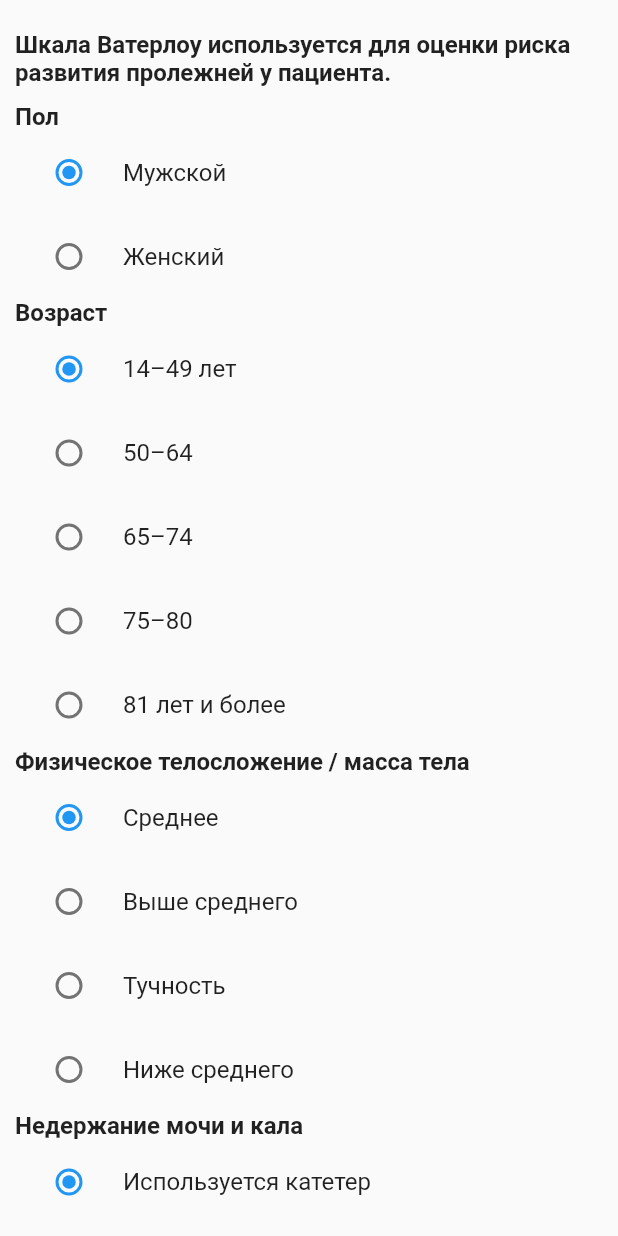
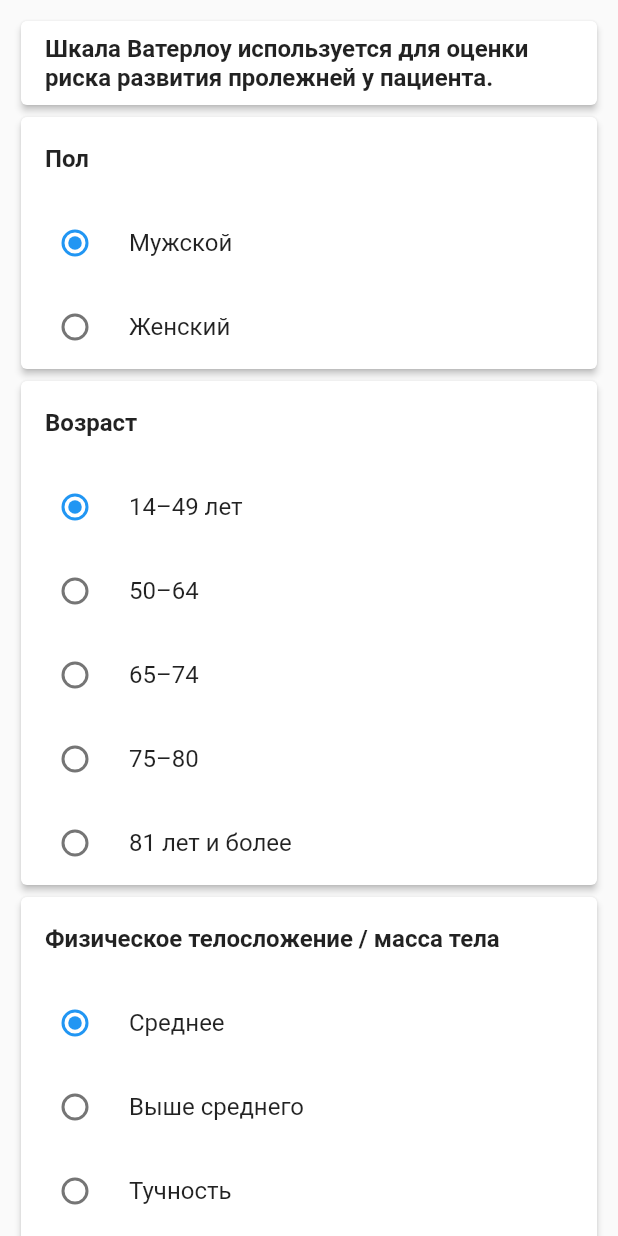
Before and after one commit to lyahoff/RehabilitologyApp, a Flutter app: the WaterlowLogic widget shown alone on an empty page, opened directly, on a phone screen of 412 x 824 dp. Run offline on Flutter 3.47's test engine with Material 2 defaults, Android fonts, the light colour scheme and no system bars.

Commit message:
done with waterlow scale

```diff
--- a/lib/waterlow.dart
+++ b/lib/waterlow.dart
@@ -106,15 +106,25 @@ class _WaterlowLogicState extends State<WaterlowLogic> {
     return ListView(
       padding: EdgeInsets.all(10),
       children: [
-        SizedBox(
-          height: 10,
+        Card(
+          elevation: 2,
+          child: ListTile(
+            title: Text(
+              'Шкала Ватерлоу используется для оценки риска развития пролежней у пациента.',
+              style: TextStyle(fontWeight: FontWeight.bold),
             ),
-        header(
-            'Шкала Ватерлоу используется для оценки риска развития пролежней у пациента.'),
-        SizedBox(
-          height: 10,
           ),
-        header('Пол'),
+        ),
+        Card(
+          elevation: 2,
+          child: Column(
+            children: [
+              ListTile(
+                title: Text(
+                  'Пол',
+                  style: TextStyle(fontWeight: FontWeight.bold),
+                ),
+              ),
               RadioListTile(
                   title: Text('Мужской'),
                   value: _val1,
@@ -133,7 +143,19 @@ class _WaterlowLogicState extends State<WaterlowLogic> {
                       _val1 = 2;
                     });
                   }),
-        header('Возраст'),
+            ],
+          ),
+        ),
+        Card(
+          elevation: 2,
+          child: Column(
+            children: [
+              ListTile(
+                title: Text(
+                  'Возраст',
+                  style: TextStyle(fontWeight: FontWeight.bold),
+                ),
+              ),
               RadioListTile(
                   title: Text('14–49 лет'),
                   value: _val2,
@@ -179,7 +201,19 @@ class _WaterlowLogicState extends State<WaterlowLogic> {
                       _val2 = 5;
                     });
                   }),
-        header('Физическое телосложение / масса тела'),
+            ],
+          ),
+        ),
+        Card(
+          elevation: 2,
+          child: Column(
+            children: [
+              ListTile(
+                title: Text(
+                  'Физическое телосложение / масса тела',
+                  style: TextStyle(fontWeight: FontWeight.bold),
+                ),
+              ),
               RadioListTile(
                   title: Text('Среднее'),
                   value: _val3,
@@ -216,7 +250,19 @@ class _WaterlowLogicState extends State<WaterlowLogic> {
                       _val3 = 3;
                     });
                   }),
-        header('Недержание мочи и кала'),
+            ],
+          ),
+        ),
+        Card(
+          elevation: 2,
+          child: Column(
+            children: [
+              ListTile(
+                title: Text(
+                  'Недержание мочи и кала',
+                  style: TextStyle(fontWeight: FontWeight.bold),
+                ),
+              ),
               RadioListTile(
                   title: Text('Используется катетер'),
                   value: _val4,
@@ -236,7 +282,8 @@ class _WaterlowLogicState extends State<WaterlowLogic> {
                     });
                   }),
               RadioListTile(
-            title: Text('Используется катетер, но имеется недержание кала'),
+                  title:
+                      Text('Используется катетер, но имеется недержание кала'),
                   value: _val4,
                   groupValue: 2,
                   onChanged: (val) {
@@ -253,7 +300,19 @@ class _WaterlowLogicState extends State<WaterlowLogic> {
                       _val4 = 3;
                     });
                   }),
-        header('Отклонение состояния кожи'),
+            ],
+          ),
+        ),
+        Card(
+          elevation: 2,
+          child: Column(
+            children: [
+              ListTile(
+                title: Text(
+                  'Отклонение состояния кожи',
+                  style: TextStyle(fontWeight: FontWeight.bold),
+                ),
+              ),
               CheckboxListTile(
                   controlAffinity: ListTileControlAffinity.leading,
                   title: Text('Атрофичная, напоминает папиросную бумагу'),
@@ -332,7 +391,19 @@ class _WaterlowLogicState extends State<WaterlowLogic> {
                       }
                     });
                   }),
-        header('Способность к передвижению'),
+            ],
+          ),
+        ),
+        Card(
+          elevation: 2,
+          child: Column(
+            children: [
+              ListTile(
+                title: Text(
+                  'Способность к передвижению',
+                  style: TextStyle(fontWeight: FontWeight.bold),
+                ),
+              ),
               RadioListTile(
                   title: Text('Полная'),
                   value: _val5,
@@ -387,7 +458,19 @@ class _WaterlowLogicState extends State<WaterlowLogic> {
                       _val5 = 5;
                     });
                   }),
-        header('Аппетит'),
+            ],
+          ),
+        ),
+        Card(
+          elevation: 2,
+          child: Column(
+            children: [
+              ListTile(
+                title: Text(
+                  'Аппетит',
+                  style: TextStyle(fontWeight: FontWeight.bold),
+                ),
+              ),
               RadioListTile(
                   title: Text('Средний'),
                   value: _val6,
@@ -424,7 +507,19 @@ class _WaterlowLogicState extends State<WaterlowLogic> {
                       _val6 = 3;
                     });
                   }),
-        header('Дополнительные факторы'),
+            ],
+          ),
+        ),
+        Card(
+          elevation: 2,
+          child: Column(
+            children: [
+              ListTile(
+                title: Text(
+                  'Дополнительные факторы',
+                  style: TextStyle(fontWeight: FontWeight.bold),
+                ),
+              ),
               CheckboxListTile(
                   controlAffinity: ListTileControlAffinity.leading,
                   title: Text('Терминальная Кахексия'),
@@ -623,10 +718,18 @@ class _WaterlowLogicState extends State<WaterlowLogic> {
                       }
                     });
                   }),
+            ],
+          ),
+        ),
         SizedBox(
-          height: 20,
+          height: 10,
         ),
-        WaterlowResult(
+        Card(
+          elevation: 2,
+          child: Column(
+            children: [
+              ListTile(
+                title: WaterlowResult(
                     _val1,
                     _val2,
                     _val3,
@@ -656,9 +759,13 @@ class _WaterlowLogicState extends State<WaterlowLogic> {
                     _fk15,
                     _totalWaterlow,
                     _result),
+              )
+            ],
+          ),
+        ),
         SizedBox(
-          height: 20,
-        )
+          height: 10,
+        ),
       ],
     );
   }
```
Lines whose indentation alone changed are shown as unchanged.
